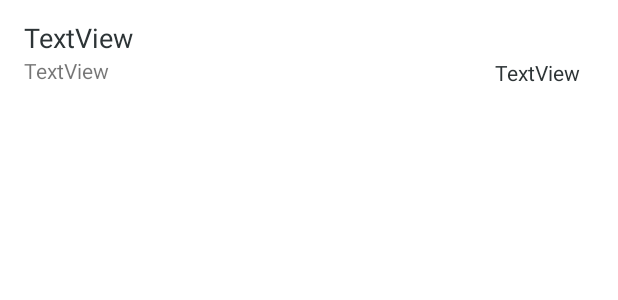
After one commit to Tonny-Git-Repo/Android_uebung3, an Android app: the layout record_list_item.xml on its own in the app's theme, with its tools: preview values and no code run, on a phone screen of 412 x 824 dp. The commit adds this screen. Shown: the top 300 px of the screen. Run offline under Robolectric (Android 15) with nearby library versions, the phone set to English and light mode, and no system bars.

Commit message:
adding a viewRecycler, creating the database and add a new record to the Table

```diff
--- a/app/src/main/java/de/thm/ap/records/persistence/AppDatabase.kt
+++ b/app/src/main/java/de/thm/ap/records/persistence/AppDatabase.kt
@@ -7,6 +7,7 @@ import androidx.room.RoomDatabase
 import de.thm.ap.records.model.Record
 
 @Database(entities = [Record::class], version = 1)
+
 abstract class AppDatabase: RoomDatabase() {
 
     abstract fun recordDao(): RecordDAO
@@ -25,4 +26,5 @@ abstract class AppDatabase: RoomDatabase() {
             }
         }
     }
+
 }
--- a/app/src/main/java/de/thm/ap/records/persistence/RecordDAO.kt
+++ b/app/src/main/java/de/thm/ap/records/persistence/RecordDAO.kt
@@ -21,6 +21,7 @@ interface RecordDAO {
     @Delete
     fun deleteAll(records: List<Record>)
 
+
     @Query("SELECT * FROM record")
     fun findAll(): List<Record>
 
@@ -28,6 +29,6 @@ interface RecordDAO {
     fun findAllSync(): LiveData<List<Record>>
 
     @Query("SELECT * FROM record WHERE id = :id")
-    fun findByIdSync(id: Int): LiveData<Record?>
+    fun findByIdSync(id: Int): List<Record?>
 
 }
--- /dev/null
+++ b/app/src/main/res/layout/record_list_item.xml
@@ -0,0 +1,81 @@
+<?xml version="1.0" encoding="utf-8"?>
+<androidx.constraintlayout.widget.ConstraintLayout xmlns:android="http://schemas.android.com/apk/res/android"
+    xmlns:app="http://schemas.android.com/apk/res-auto"
+    xmlns:tools="http://schemas.android.com/tools"
+    android:layout_width="match_parent"
+    android:layout_height="wrap_content"
+    android:paddingLeft="16dp"
+    android:paddingRight="16dp"
+    android:paddingTop="8dp"
+    android:paddingBottom="8dp"
+    android:background="?android:activatedBackgroundIndicator"
+    android:minHeight="?android:listPreferredItemHeight">
+
+
+<!--    <TextView-->
+<!--        android:id="@+id/name"-->
+<!--        android:layout_width="match_parent"-->
+<!--        android:layout_height="wrap_content"-->
+<!--        android:layout_toStartOf="@id/mark"-->
+<!--        android:textAppearance="?android:textAppearanceListItem"-->
+<!--        tools:layout_editor_absoluteX="32dp"-->
+<!--        tools:layout_editor_absoluteY="-3dp" />-->
+
+<!--    <TextView-->
+<!--        android:id="@+id/subtext"-->
+<!--        android:layout_width="match_parent"-->
+<!--        android:layout_height="wrap_content"-->
+<!--        android:layout_below="@id/name"-->
+<!--        android:textAppearance="?android:textAppearanceListItemSmall"-->
+<!--        android:textColor="?android:textColorHint" />-->
+
+<!--    <TextView-->
+<!--        android:id="@+id/mark"-->
+<!--        android:layout_width="240dp"-->
+<!--        android:layout_height="12dp"-->
+<!--        android:layout_alignParentEnd="true"-->
+<!--        android:layout_centerVertical="true"-->
+<!--        android:textAppearance="?android:textAppearanceListItem"-->
+<!--        tools:layout_editor_absoluteX="66dp"-->
+<!--        tools:layout_editor_absoluteY="41dp" />-->
+
+    <TextView
+        android:id="@+id/name"
+        android:layout_width="309dp"
+        android:layout_height="26dp"
+        android:layout_marginBottom="2dp"
+        android:text="TextView"
+        android:textColor="@color/fontColor"
+        android:textSize="18sp"
+        app:layout_constraintBottom_toBottomOf="parent"
+        app:layout_constraintEnd_toEndOf="parent"
+        app:layout_constraintHorizontal_bias="0.0"
+        app:layout_constraintStart_toStartOf="parent"
+        app:layout_constraintTop_toTopOf="parent"
+        app:layout_constraintVertical_bias="0.181" />
+
+    <TextView
+        android:id="@+id/subtext"
+        android:layout_width="94dp"
+        android:layout_height="18dp"
+        android:layout_marginTop="19dp"
+        android:text="TextView"
+        app:layout_constraintBottom_toBottomOf="parent"
+        app:layout_constraintEnd_toEndOf="parent"
+        app:layout_constraintHorizontal_bias="0.0"
+        app:layout_constraintStart_toStartOf="parent"
+        app:layout_constraintTop_toTopOf="@+id/name"
+        app:layout_constraintVertical_bias="0.428" />
+
+    <TextView
+        android:id="@+id/mark"
+        android:layout_width="124dp"
+        android:layout_height="23dp"
+        android:layout_marginStart="220dp"
+        android:text="TextView"
+        android:textSize="14sp"
+        android:textColor="@color/fontColor"
+        app:layout_constraintStart_toEndOf="@+id/subtext"
+        app:layout_constraintTop_toBottomOf="@+id/name" />
+
+</androidx.constraintlayout.widget.ConstraintLayout>
```
Also changed, not shown: app/src/main/java/de/thm/ap/records/RecordAdapter.kt (added, +135 -0 lines), app/src/main/java/de/thm/ap/records/RecordFormActivity.kt (+9 -1 lines), app/src/main/java/de/thm/ap/records/RecordsActivity.kt (+26 -8 lines), app/src/main/java/de/thm/ap/records/model/RecordsViewModel.kt (+9 -8 lines), app/src/main/res/layout/activity_records.xml (+0 -8 lines).
